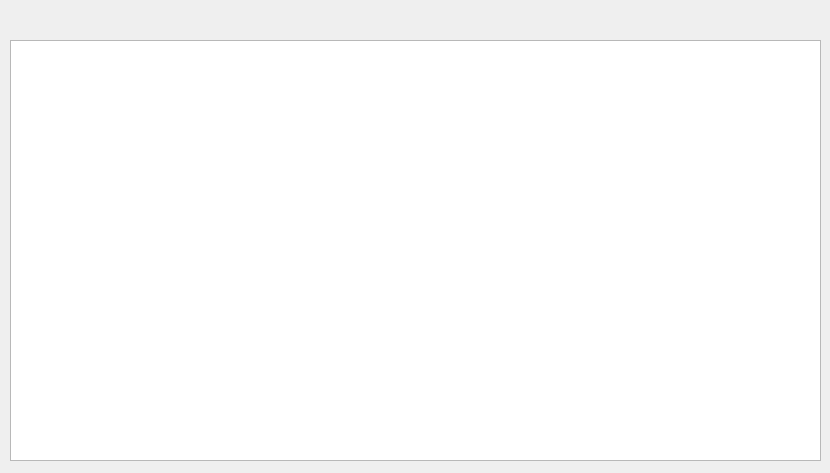
Before: the Qt Designer form NxNandManager/gui/explorer.ui in eliboa/NxNandManager, drawn with Qt 5.
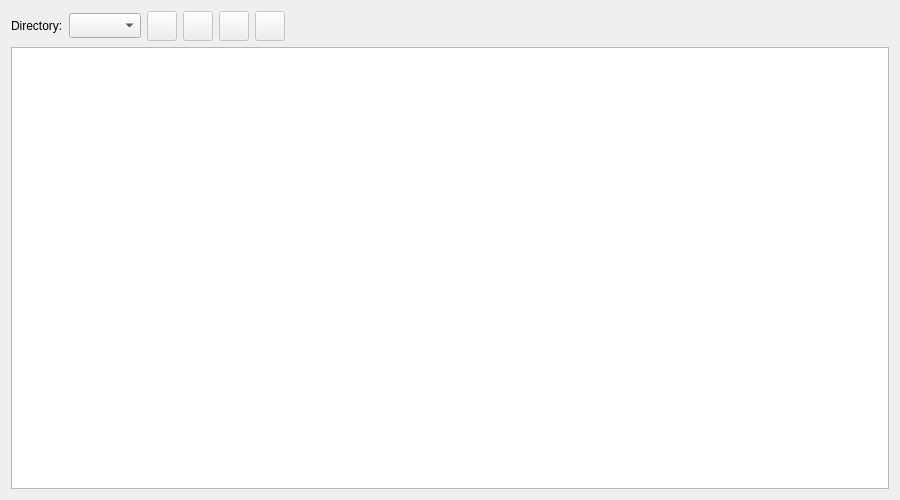
After: the same form once the commit is applied. Icons and pictures are not drawn.

Commit message: - GUI : FS Explorer - NxFile class implement (+ NxSave subclass)

Patch:
```diff
--- a/NxNandManager/gui/explorer.ui
+++ b/NxNandManager/gui/explorer.ui
@@ -6,23 +6,268 @@
    <rect>
     <x>0</x>
     <y>0</y>
-    <width>830</width>
-    <height>473</height>
+    <width>900</width>
+    <height>500</height>
    </rect>
   </property>
   <property name="windowTitle">
    <string>Dialog</string>
   </property>
-  <widget class="QTableWidget" name="tableWidget">
-   <property name="geometry">
-    <rect>
-     <x>10</x>
-     <y>40</y>
-     <width>811</width>
-     <height>421</height>
-    </rect>
-   </property>
-  </widget>
+  <property name="modal">
+   <bool>true</bool>
+  </property>
+  <layout class="QGridLayout" name="gridLayout">
+   <item row="0" column="0">
+    <widget class="QLabel" name="label">
+     <property name="minimumSize">
+      <size>
+       <width>0</width>
+       <height>25</height>
+      </size>
+     </property>
+     <property name="text">
+      <string>Directory:</string>
+     </property>
+    </widget>
+   </item>
+   <item row="0" column="1">
+    <widget class="QComboBox" name="currentDir_combo">
+     <property name="minimumSize">
+      <size>
+       <width>0</width>
+       <height>25</height>
+      </size>
+     </property>
+    </widget>
+   </item>
+   <item row="0" column="2">
+    <widget class="QPushButton" name="saveButton">
+     <property name="enabled">
+      <bool>false</bool>
+     </property>
+     <property name="sizePolicy">
+      <sizepolicy hsizetype="Fixed" vsizetype="Fixed">
+       <horstretch>0</horstretch>
+       <verstretch>0</verstretch>
+      </sizepolicy>
+     </property>
+     <property name="minimumSize">
+      <size>
+       <width>30</width>
+       <height>30</height>
+      </size>
+     </property>
+     <property name="maximumSize">
+      <size>
+       <width>30</width>
+       <height>30</height>
+      </size>
+     </property>
+     <property name="sizeIncrement">
+      <size>
+       <width>20</width>
+       <height>0</height>
+      </size>
+     </property>
+     <property name="text">
+      <string/>
+     </property>
+     <property name="icon">
+      <iconset resource="application.qrc">
+       <normaloff>:/images/save.png</normaloff>:/images/save.png</iconset>
+     </property>
+     <property name="iconSize">
+      <size>
+       <width>22</width>
+       <height>22</height>
+      </size>
+     </property>
+    </widget>
+   </item>
+   <item row="0" column="3">
+    <widget class="QPushButton" name="decrypt_button">
+     <property name="enabled">
+      <bool>false</bool>
+     </property>
+     <property name="sizePolicy">
+      <sizepolicy hsizetype="Fixed" vsizetype="Fixed">
+       <horstretch>0</horstretch>
+       <verstretch>0</verstretch>
+      </sizepolicy>
+     </property>
+     <property name="minimumSize">
+      <size>
+       <width>30</width>
+       <height>30</height>
+      </size>
+     </property>
+     <property name="maximumSize">
+      <size>
+       <width>30</width>
+       <height>30</height>
+      </size>
+     </property>
+     <property name="sizeIncrement">
+      <size>
+       <width>20</width>
+       <height>0</height>
+      </size>
+     </property>
+     <property name="text">
+      <string/>
+     </property>
+     <property name="icon">
+      <iconset resource="application.qrc">
+       <normaloff>:/images/extract_decrypt.png</normaloff>:/images/extract_decrypt.png</iconset>
+     </property>
+     <property name="iconSize">
+      <size>
+       <width>22</width>
+       <height>22</height>
+      </size>
+     </property>
+    </widget>
+   </item>
+   <item row="0" column="4">
+    <widget class="QPushButton" name="listFs_button">
+     <property name="enabled">
+      <bool>false</bool>
+     </property>
+     <property name="sizePolicy">
+      <sizepolicy hsizetype="Fixed" vsizetype="Fixed">
+       <horstretch>0</horstretch>
+       <verstretch>0</verstretch>
+      </sizepolicy>
+     </property>
+     <property name="minimumSize">
+      <size>
+       <width>30</width>
+       <height>30</height>
+      </size>
+     </property>
+     <property name="maximumSize">
+      <size>
+       <width>30</width>
+       <height>30</height>
+      </size>
+     </property>
+     <property name="sizeIncrement">
+      <size>
+       <width>20</width>
+       <height>0</height>
+      </size>
+     </property>
+     <property name="text">
+      <string/>
+     </property>
+     <property name="icon">
+      <iconset resource="application.qrc">
+       <normaloff>:/images/search.png</normaloff>:/images/search.png</iconset>
+     </property>
+     <property name="iconSize">
+      <size>
+       <width>22</width>
+       <height>22</height>
+      </size>
+     </property>
+    </widget>
+   </item>
+   <item row="0" column="5">
+    <widget class="QPushButton" name="extractFs_button">
+     <property name="enabled">
+      <bool>false</bool>
+     </property>
+     <property name="sizePolicy">
+      <sizepolicy hsizetype="Fixed" vsizetype="Fixed">
+       <horstretch>0</horstretch>
+       <verstretch>0</verstretch>
+      </sizepolicy>
+     </property>
+     <property name="minimumSize">
+      <size>
+       <width>30</width>
+       <height>30</height>
+      </size>
+     </property>
+     <property name="maximumSize">
+      <size>
+       <width>30</width>
+       <height>30</height>
+      </size>
+     </property>
+     <property name="sizeIncrement">
+      <size>
+       <width>20</width>
+       <height>0</height>
+      </size>
+     </property>
+     <property name="text">
+      <string/>
+     </property>
+     <property name="icon">
+      <iconset resource="application.qrc">
+       <normaloff>:/images/export.png</normaloff>:/images/export.png</iconset>
+     </property>
+     <property name="iconSize">
+      <size>
+       <width>22</width>
+       <height>22</height>
+      </size>
+     </property>
+    </widget>
+   </item>
+   <item row="0" column="6">
+    <spacer name="horizontalSpacer">
+     <property name="orientation">
+      <enum>Qt::Horizontal</enum>
+     </property>
+     <property name="sizeHint" stdset="0">
+      <size>
+       <width>591</width>
+       <height>20</height>
+      </size>
+     </property>
+    </spacer>
+   </item>
+   <item row="2" column="0" colspan="7">
+    <layout class="QVBoxLayout" name="footerLayout">
+     <property name="sizeConstraint">
+      <enum>QLayout::SetMaximumSize</enum>
+     </property>
+    </layout>
+   </item>
+   <item row="1" column="0" colspan="7">
+    <widget class="QTableView" name="tableView">
+     <property name="contextMenuPolicy">
+      <enum>Qt::ActionsContextMenu</enum>
+     </property>
+     <property name="locale">
+      <locale language="English" country="UnitedStates"/>
+     </property>
+     <property name="editTriggers">
+      <set>QAbstractItemView::NoEditTriggers</set>
+     </property>
+     <property name="alternatingRowColors">
+      <bool>true</bool>
+     </property>
+     <property name="selectionBehavior">
+      <enum>QAbstractItemView::SelectRows</enum>
+     </property>
+     <property name="iconSize">
+      <size>
+       <width>50</width>
+       <height>50</height>
+      </size>
+     </property>
+     <property name="sortingEnabled">
+      <bool>true</bool>
+     </property>
+     <attribute name="verticalHeaderVisible">
+      <bool>false</bool>
+     </attribute>
+    </widget>
+   </item>
+  </layout>
  </widget>
  <resources/>
  <connections/>
```
Left out of the diff: 4 changed lines with no effect on the pictures. The commit also changes 52 other files.
